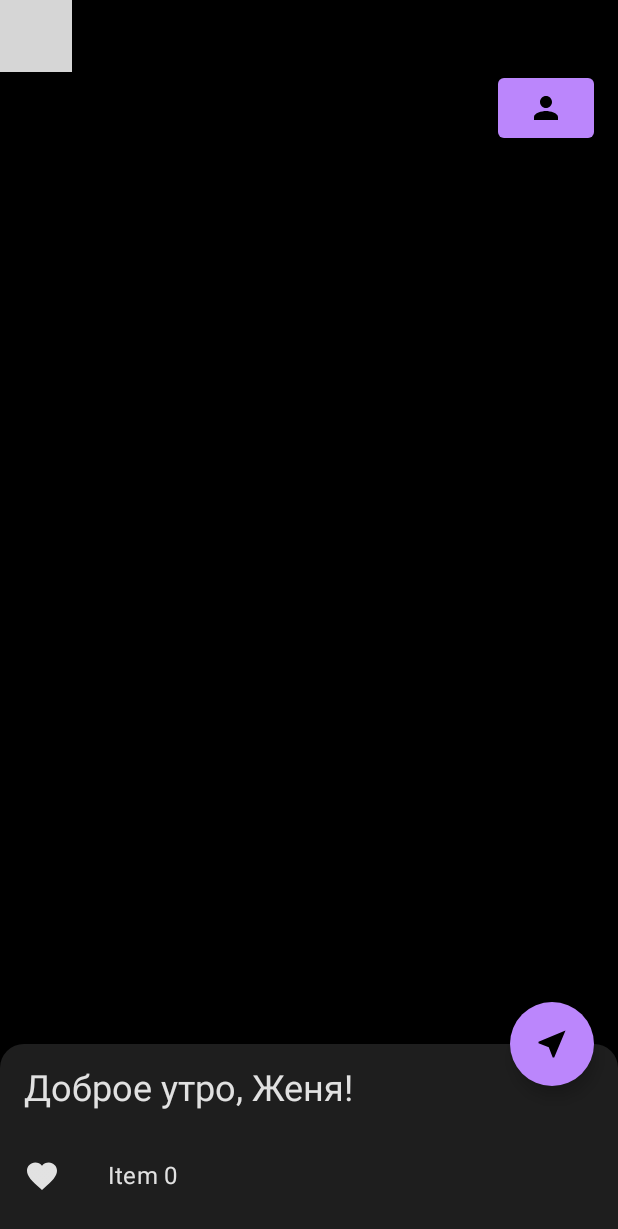
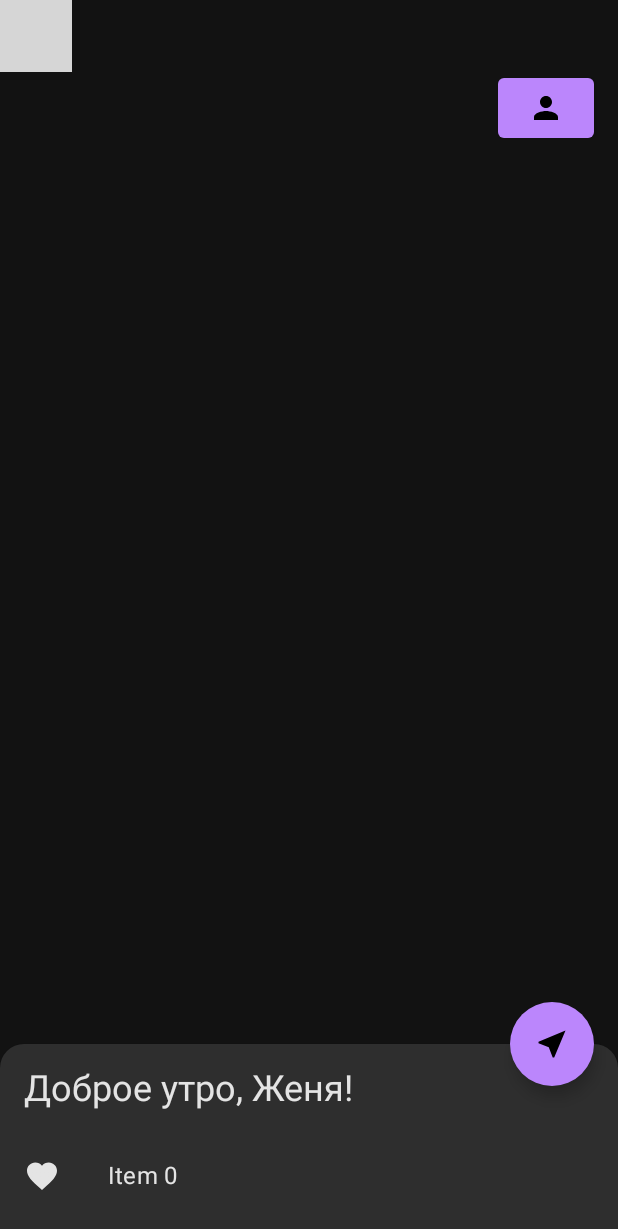
Before and after one commit to kotekote-co/partyverse-android-legacy, an Android app built with Jetpack Compose: the screen it shows after launch (MainActivity), on a phone screen of 412 x 824 dp. Shown: the top 1229 px of the screen. Run offline under Robolectric (Android 15) with nearby library versions, the phone set to English and light mode, and no system bars; libraries missing offline, so code that uses them is left out: com.mapbox.android, com.mapbox.geojson, com.mapbox.maps; 4 statements that could not run were skipped; grey boxes are pictures that could not be loaded.

Commit message:
changed splashscreen

```diff
--- a/app/build.gradle
+++ b/app/build.gradle
@@ -64,6 +64,7 @@ dependencies {
     debugImplementation "androidx.compose.ui:ui-test-manifest:$compose_ui_version"
     implementation "com.google.accompanist:accompanist-permissions:0.28.0"
     implementation "androidx.compose.material:material-icons-extended:1.4.0"
+    implementation"androidx.navigation:navigation-compose:2.5.3"
 
     implementation 'com.mapbox.maps:android:10.11.1'
 
@@ -71,6 +72,4 @@ dependencies {
     implementation "io.github.jan-tennert.supabase:gotrue-kt:$supabase_version"
     implementation "io.github.jan-tennert.supabase:realtime-kt:$supabase_version"
     implementation "io.github.jan-tennert.supabase:postgrest-kt:$supabase_version"
-
-    implementation 'androidx.core:core-splashscreen:1.0.0'
 }
--- a/app/src/main/AndroidManifest.xml
+++ b/app/src/main/AndroidManifest.xml
@@ -18,7 +18,7 @@
         <activity
             android:name=".MainActivity"
             android:exported="true"
-            android:theme="@style/Theme.partyverse.MySplash">
+            android:theme="@style/Theme.Partyverse">
             <intent-filter>
                 <action android:name="android.intent.action.MAIN" />
 
--- a/app/src/main/java/co/kotekote/partyverse/MainActivity.kt
+++ b/app/src/main/java/co/kotekote/partyverse/MainActivity.kt
@@ -1,154 +1,24 @@
 package co.kotekote.partyverse
 
-import android.Manifest
 import android.os.Bundle
 import androidx.activity.ComponentActivity
 import androidx.activity.compose.setContent
-import androidx.compose.foundation.layout.Box
-import androidx.compose.foundation.layout.fillMaxSize
-import androidx.compose.foundation.layout.padding
-import androidx.compose.foundation.lazy.LazyColumn
-import androidx.compose.foundation.shape.RoundedCornerShape
-import androidx.compose.material.*
-import androidx.compose.material.icons.Icons
-import androidx.compose.material.icons.filled.Favorite
-import androidx.compose.material.icons.filled.LocationOn
-import androidx.compose.material.icons.filled.NearMe
-import androidx.compose.material.icons.filled.Person
-import androidx.compose.runtime.Composable
-import androidx.compose.runtime.LaunchedEffect
-import androidx.compose.runtime.mutableStateOf
-import androidx.compose.runtime.remember
-import androidx.compose.ui.Alignment
-import androidx.compose.ui.Modifier
-import androidx.compose.ui.platform.LocalContext
-import androidx.compose.ui.unit.dp
-import androidx.core.splashscreen.SplashScreen.Companion.installSplashScreen
-import co.kotekote.partyverse.ui.map.MapWrapper
-import co.kotekote.partyverse.ui.map.getDefaultCamera
-import co.kotekote.partyverse.ui.map.rememberMapView
-import co.kotekote.partyverse.ui.permissions.RuntimePermissionPopup
+import androidx.navigation.NavHostController
+import androidx.navigation.compose.rememberNavController
+import co.kotekote.partyverse.ui.navigation.SetupNavGraph
 import co.kotekote.partyverse.ui.theme.PartyverseTheme
-import com.google.accompanist.permissions.ExperimentalPermissionsApi
-import com.google.accompanist.permissions.rememberPermissionState
-import com.mapbox.android.gestures.MoveGestureDetector
-import com.mapbox.geojson.Point
-import com.mapbox.maps.plugin.gestures.OnMoveListener
-import com.mapbox.maps.plugin.gestures.gestures
 
 class MainActivity : ComponentActivity() {
+
+    lateinit var navController: NavHostController
+
     override fun onCreate(savedInstanceState: Bundle?) {
         super.onCreate(savedInstanceState)
-        installSplashScreen()
         setContent {
-            PartyverseTheme {
-                MainScreen()
+            PartyverseTheme(darkTheme = true) {
+                navController = rememberNavController()
+                SetupNavGraph(navController = navController)
             }
         }
     }
 }
-
-@OptIn(ExperimentalPermissionsApi::class, ExperimentalMaterialApi::class)
-@Composable
-fun MainScreen() {
-    val context = LocalContext.current
-    val locationPermissionState = rememberPermissionState(
-        permission = Manifest.permission.ACCESS_FINE_LOCATION
-    )
-    val mapView = rememberMapView()
-    val lastKnownLocation = remember { mutableStateOf<Point?>(null) }
-    val following = remember { mutableStateOf(true) }
-
-    LaunchedEffect(Unit) {
-        mapView.gestures.addOnMoveListener(object : OnMoveListener {
-            override fun onMove(detector: MoveGestureDetector): Boolean = false
-
-            override fun onMoveBegin(detector: MoveGestureDetector) {
-                following.value = false
-            }
-
-            override fun onMoveEnd(detector: MoveGestureDetector) {}
-        })
-    }
-
-    val bottomSheetScaffoldState = rememberBottomSheetScaffoldState()
-    BottomSheetScaffold(
-        sheetPeekHeight = 128.dp,
-        floatingActionButton = {
-            FloatingActionButton(
-                onClick = {
-                    lastKnownLocation.value?.let {
-                        mapView.getMapboxMap().setCamera(getDefaultCamera(it))
-                    }
-                    following.value = true
-                },
-                backgroundColor = MaterialTheme.colors.primary
-            ) {
-                Icon(
-                    Icons.Filled.NearMe,
-                    contentDescription = context.getString(R.string.center_me_button)
-                )
-            }
-        },
-        sheetContent = {
-            Text(
-                "Доброе утро, Женя!",
-                modifier = Modifier.padding(16.dp),
-                style = MaterialTheme.typography.h5
-            )
-            LazyColumn {
-                items(25) {
-                    ListItem(
-                        text = { Text("Item $it") },
-                        icon = {
-                            Icon(
-                                Icons.Default.Favorite,
-                                contentDescription = "Localized description"
-                            )
-                        }
-                    )
-                }
-            }
-        },
-        sheetShape = RoundedCornerShape(topStart = 16.dp, topEnd = 16.dp),
-        scaffoldState = bottomSheetScaffoldState
-    ) {
-        Box(
-            modifier = Modifier.fillMaxSize()
-        ) {
-            MapWrapper(
-                showLocation = true,
-                providedMapView = mapView,
-                onMove = {
-                    lastKnownLocation.value = it
-                    if (following.value) {
-                        mapView.getMapboxMap().setCamera(getDefaultCamera(it))
-                    }
-                }
-            )
-            Button(
-                onClick = {
-                    println("meow")
-                },
-                modifier = Modifier
-                    .padding(16.dp)
-                    .padding(top = 32.dp)
-                    .align(Alignment.TopEnd)
-            ) {
-                Icon(
-                    Icons.Filled.Person,
-                    contentDescription = context.getString(R.string.profile_button)
-                )
-            }
-        }
-    }
-
-    RuntimePermissionPopup(
-        permissionState = locationPermissionState,
-        explanation = context.getString(R.string.location_request),
-        insistExplanation = context.getString(R.string.location_request_insist),
-        foreverDeniedExplanation = context.getString(R.string.location_requset_denied),
-        icon = Icons.Filled.LocationOn,
-        required = true
-    )
-}
--- /dev/null
+++ b/app/src/main/java/co/kotekote/partyverse/screens/MainScreen.kt
@@ -0,0 +1,142 @@
+package co.kotekote.partyverse.screens
+
+import android.Manifest
+import androidx.compose.foundation.isSystemInDarkTheme
+import androidx.compose.foundation.layout.Box
+import androidx.compose.foundation.layout.fillMaxSize
+import androidx.compose.foundation.layout.padding
+import androidx.compose.foundation.lazy.LazyColumn
+import androidx.compose.foundation.shape.RoundedCornerShape
+import androidx.compose.material.*
+import androidx.compose.material.icons.Icons
+import androidx.compose.material.icons.filled.Favorite
+import androidx.compose.material.icons.filled.LocationOn
+import androidx.compose.material.icons.filled.NearMe
+import androidx.compose.material.icons.filled.Person
+import androidx.compose.runtime.Composable
+import androidx.compose.runtime.LaunchedEffect
+import androidx.compose.runtime.mutableStateOf
+import androidx.compose.runtime.remember
+import androidx.compose.ui.Alignment
+import androidx.compose.ui.Modifier
+import androidx.compose.ui.platform.LocalContext
+import androidx.compose.ui.unit.dp
+import androidx.navigation.NavController
+import co.kotekote.partyverse.R
+import co.kotekote.partyverse.ui.map.MapWrapper
+import co.kotekote.partyverse.ui.map.getDefaultCamera
+import co.kotekote.partyverse.ui.map.rememberMapView
+import co.kotekote.partyverse.ui.navigation.Screen
+import co.kotekote.partyverse.ui.permissions.RuntimePermissionPopup
+import com.google.accompanist.permissions.ExperimentalPermissionsApi
+import com.google.accompanist.permissions.rememberPermissionState
+import com.mapbox.android.gestures.MoveGestureDetector
+import com.mapbox.geojson.Point
+import com.mapbox.maps.plugin.gestures.OnMoveListener
+import com.mapbox.maps.plugin.gestures.gestures
+
+@OptIn(ExperimentalPermissionsApi::class, ExperimentalMaterialApi::class)
+@Composable
+fun MainScreen(
+    navController: NavController
+) {
+    val context = LocalContext.current
+    val locationPermissionState = rememberPermissionState(
+        permission = Manifest.permission.ACCESS_FINE_LOCATION
+    )
+    val mapView = rememberMapView()
+    val lastKnownLocation = remember { mutableStateOf<Point?>(null) }
+    val following = remember { mutableStateOf(true) }
+
+    LaunchedEffect(Unit) {
+        mapView.gestures.addOnMoveListener(object : OnMoveListener {
+            override fun onMove(detector: MoveGestureDetector): Boolean = false
+
+            override fun onMoveBegin(detector: MoveGestureDetector) {
+                following.value = false
+            }
+
+            override fun onMoveEnd(detector: MoveGestureDetector) {}
+        })
+    }
+
+    val bottomSheetScaffoldState = rememberBottomSheetScaffoldState()
+    BottomSheetScaffold(
+        sheetPeekHeight = 128.dp,
+        floatingActionButton = {
+            FloatingActionButton(
+                onClick = {
+                    lastKnownLocation.value?.let {
+                        mapView.getMapboxMap().setCamera(getDefaultCamera(it))
+                    }
+                    following.value = true
+                },
+                backgroundColor = MaterialTheme.colors.primary
+            ) {
+                Icon(
+                    Icons.Filled.NearMe,
+                    contentDescription = context.getString(R.string.center_me_button)
+                )
+            }
+        },
+        sheetContent = {
+            Text(
+                "Доброе утро, Женя!",
+                modifier = Modifier.padding(16.dp),
+                style = MaterialTheme.typography.h5
+            )
+            LazyColumn {
+                items(25) {
+                    ListItem(
+                        text = { Text("Item $it") },
+                        icon = {
+                            Icon(
+                                Icons.Default.Favorite,
+                                contentDescription = "Localized description"
+                            )
+                        }
+                    )
+                }
+            }
+        },
+        sheetShape = RoundedCornerShape(topStart = 16.dp, topEnd = 16.dp),
+        scaffoldState = bottomSheetScaffoldState
+    ) {
+        Box(
+            modifier = Modifier.fillMaxSize()
+        ) {
+            MapWrapper(
+                showLocation = true,
+                providedMapView = mapView,
+                onMove = {
+                    lastKnownLocation.value = it
+                    if (following.value) {
+                        mapView.getMapboxMap().setCamera(getDefaultCamera(it))
+                    }
+                }
+            )
+            Button(
+                onClick = {
+                    navController.navigate(Screen.Profile.route)
+                },
+                modifier = Modifier
+                    .padding(16.dp)
+                    .padding(top = 32.dp)
+                    .align(Alignment.TopEnd)
+            ) {
+                Icon(
+                    Icons.Filled.Person,
+                    contentDescription = context.getString(R.string.profile_button)
+                )
+            }
+        }
+    }
+    RuntimePermissionPopup(
+        permissionState = locationPermissionState,
+        explanation = context.getString(R.string.location_request),
+        insistExplanation = context.getString(R.string.location_request_insist),
+        foreverDeniedExplanation = context.getString(R.string.location_requset_denied),
+        icon = Icons.Filled.LocationOn,
+        required = true
+    )
+}
--- a/app/src/main/java/co/kotekote/partyverse/ui/map/MapWrapper.kt
+++ b/app/src/main/java/co/kotekote/partyverse/ui/map/MapWrapper.kt
@@ -1,6 +1,7 @@
 package co.kotekote.partyverse.ui.map
 
 import android.Manifest
+import androidx.compose.foundation.isSystemInDarkTheme
 import androidx.compose.foundation.layout.*
 import androidx.compose.runtime.*
 import androidx.compose.ui.Modifier
--- /dev/null
+++ b/app/src/main/java/co/kotekote/partyverse/ui/navigation/AnimatedSplashScreen.kt
@@ -0,0 +1,73 @@
+package co.kotekote.partyverse.ui.navigation
+
+import android.content.res.Configuration.UI_MODE_NIGHT_YES
+import androidx.compose.animation.core.animateFloatAsState
+import androidx.compose.animation.core.tween
+import androidx.compose.foundation.background
+import androidx.compose.foundation.isSystemInDarkTheme
+import androidx.compose.foundation.layout.Box
+import androidx.compose.foundation.layout.fillMaxSize
+import androidx.compose.foundation.layout.size
+import androidx.compose.material.Icon
+import androidx.compose.material.MaterialTheme
+import androidx.compose.runtime.*
+import androidx.compose.ui.Alignment
+import androidx.compose.ui.Modifier
+import androidx.compose.ui.draw.alpha
+import androidx.compose.ui.graphics.Color
+import androidx.compose.ui.res.painterResource
+import androidx.compose.ui.tooling.preview.Preview
+import androidx.compose.ui.unit.dp
+import androidx.navigation.NavHostController
+import co.kotekote.partyverse.ui.theme.Purple700
+import kotlinx.coroutines.delay
+import co.kotekote.partyverse.R
+
+@Composable
+fun AnimatedSplashScreen(navController: NavHostController) {
+    var startAnimation by remember { mutableStateOf(false) }
+    val alphaAnim = animateFloatAsState(
+        targetValue = if (startAnimation) 1f else 0f,
+        animationSpec = tween(
+            durationMillis = 3000
+        )
+    )
+    LaunchedEffect(key1 = true) {
+        startAnimation = true
+        delay(4000)
+        navController.popBackStack()
+        navController.navigate(Screen.Home.route)
+    }
+    Splash(alpha = alphaAnim.value)
+}
+
+@Composable
+fun Splash(alpha: Float) {
+    Box(
+        modifier = Modifier
+            .fillMaxSize()
+            .background(if (isSystemInDarkTheme()) Color.Black else MaterialTheme.colors.primary),
+        contentAlignment = Alignment.Center
+    ) {
+        Icon(
+            modifier = Modifier
+                .size(200.dp)
+                .alpha(alpha = alpha),
+            painter = painterResource(id = R.drawable.logo),
+            contentDescription = "icon",
+            tint = Color.White
+        )
+    }
+}
+
+@Preview
+@Composable
+fun SplashPreview() {
+    Splash(alpha = 1f)
+}
+
+@Preview(uiMode = UI_MODE_NIGHT_YES)
+@Composable
+fun SplashScreenDarkPreview() {
+    Splash(alpha = 1f)
+}
--- /dev/null
+++ b/app/src/main/java/co/kotekote/partyverse/ui/navigation/NavGraph.kt
@@ -0,0 +1,34 @@
+package co.kotekote.partyverse.ui.navigation
+
+import androidx.compose.runtime.Composable
+import androidx.navigation.NavHostController
+import androidx.navigation.compose.NavHost
+import androidx.navigation.compose.composable
+import co.kotekote.partyverse.screens.MainScreen
+import co.kotekote.partyverse.screens.ProfileScreen
+
+@Composable
+fun SetupNavGraph(
+    navController: NavHostController
+) {
+    NavHost(
+        navController = navController,
+        startDestination = Screen.Splash.route
+    ) {
+        composable(
+            route = Screen.Splash.route
+        ) {
+            AnimatedSplashScreen(navController = navController)
+        }
+        composable(
+            route = Screen.Home.route
+        ) {
+            MainScreen(navController = navController)
+        }
+        composable(
+            route = Screen.Profile.route
+        ) {
+            ProfileScreen(navController = navController)
+        }
+    }
+}
--- /dev/null
+++ b/app/src/main/java/co/kotekote/partyverse/ui/navigation/Screen.kt
@@ -0,0 +1,7 @@
+package co.kotekote.partyverse.ui.navigation
+
+sealed class Screen(val route: String) {
+    object Splash : Screen("splash_screen")
+    object Home : Screen(route = "home_screen")
+    object Profile : Screen(route = "profile_screen")
+}
--- a/app/src/main/java/co/kotekote/partyverse/ui/theme/Theme.kt
+++ b/app/src/main/java/co/kotekote/partyverse/ui/theme/Theme.kt
@@ -2,21 +2,31 @@ package co.kotekote.partyverse.ui.theme
 
 import androidx.compose.material.MaterialTheme
 import androidx.compose.material.darkColors
+import androidx.compose.material.lightColors
 import androidx.compose.runtime.Composable
-import androidx.compose.ui.graphics.Color
+import androidx.compose.runtime.compositionLocalOf
 
-private val ColorPalette = darkColors(
+private val DarkColorPalette = darkColors(
     primary = Purple200,
     primaryVariant = Purple700,
     secondary = Teal200,
-    background = Color.Black,
-    surface = Color.Black,
+)
+
+private val LightColorPalette = lightColors(
+    primary = Purple500,
+    primaryVariant = Purple700,
+    secondary = Teal200,
 )
 
 @Composable
-fun PartyverseTheme(content: @Composable () -> Unit) {
+fun PartyverseTheme(darkTheme: Boolean, content: @Composable () -> Unit) {
+    val colors = if (darkTheme) {
+        DarkColorPalette
+    } else {
+        LightColorPalette
+    }
     MaterialTheme(
-        colors = ColorPalette,
+        colors = colors,
         typography = Typography,
         shapes = Shapes,
         content = content
--- /dev/null
+++ b/app/src/main/res/drawable/baseline_arrow_back_24.xml
@@ -0,0 +1,5 @@
+<vector android:autoMirrored="true" android:height="24dp"
+    android:tint="#000000" android:viewportHeight="24"
+    android:viewportWidth="24" android:width="24dp" xmlns:android="http://schemas.android.com/apk/res/android">
+    <path android:fillColor="@android:color/white" android:pathData="M20,11H7.83l5.59,-5.59L12,4l-8,8 8,8 1.41,-1.41L7.83,13H20v-2z"/>
+</vector>
--- a/app/src/main/res/values-night/splash.xml
+++ /dev/null
@@ -1,8 +0,0 @@
-<?xml version="1.0" encoding="utf-8"?>
-<resources>
-    <style name="Theme.partyverse.MySplash" parent="Theme.SplashScreen">
-        <item name="windowSplashScreenBackground">#000000</item>
-        <item name="windowSplashScreenAnimatedIcon">@drawable/logo</item>
-        <item name="postSplashScreenTheme">@style/Theme.Partyverse</item>
-    </style>
-</resources>
--- a/app/src/main/res/values/splash.xml
+++ /dev/null
@@ -1,8 +0,0 @@
-<?xml version="1.0" encoding="utf-8"?>
-<resources>
-    <style name="Theme.partyverse.MySplash" parent="Theme.SplashScreen">
-        <item name="windowSplashScreenBackground">#FFFFFF</item>
-        <item name="windowSplashScreenAnimatedIcon">@drawable/logo</item>
-        <item name="postSplashScreenTheme">@style/Theme.Partyverse</item>
-    </style>
-</resources>
--- a/app/src/main/res/values/themes.xml
+++ b/app/src/main/res/values/themes.xml
@@ -3,6 +3,7 @@
 
     <style name="Theme.Partyverse" parent="android:Theme.Material.Light.NoActionBar.TranslucentDecor">
         <item name="android:windowTranslucentNavigation">false</item>
+        <item name="android:windowIsTranslucent">true</item>
     </style>
 
 </resources>
```
Also changed, not shown: app/src/main/java/co/kotekote/partyverse/screens/ProfileScreen.kt (added, +26 -0 lines), app/src/main/java/co/kotekote/partyverse/ui/map/rememberMapView.kt (+9 -7 lines).
